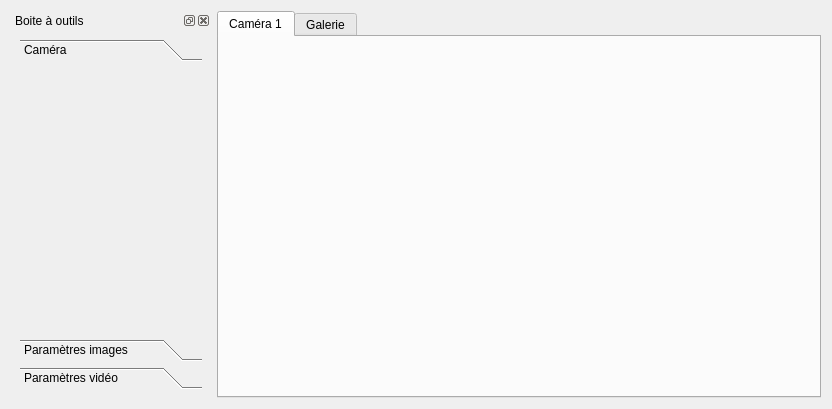
Old version of the form vizualizator/vizualizatorwidget.ui in the repository jlfrucot/vizualizator.
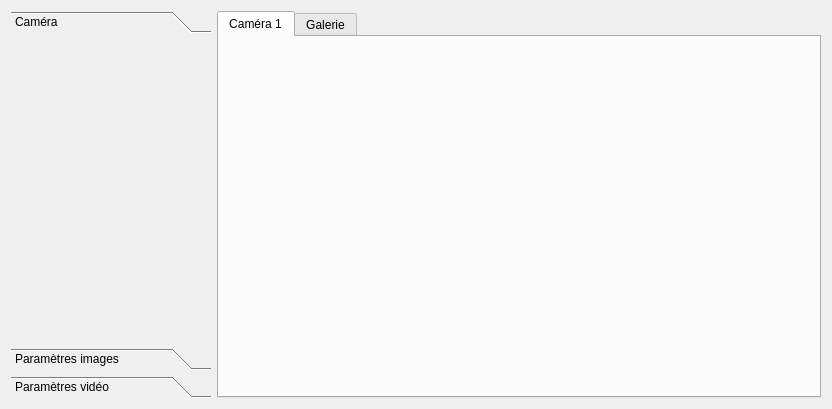
New version of the form. Custom widgets are drawn as their Qt base class.

Commit message: Mise en place des slots

```diff
--- a/vizualizator/vizualizatorwidget.ui
+++ b/vizualizator/vizualizatorwidget.ui
@@ -17,32 +17,13 @@
    <item>
     <layout class="QHBoxLayout" name="horizontalLayout">
      <item>
-      <widget class="QDockWidget" name="dwToolPanel">
-       <property name="minimumSize">
-        <size>
-         <width>200</width>
-         <height>209</height>
-        </size>
-       </property>
-       <property name="maximumSize">
-        <size>
-         <width>200</width>
-         <height>524287</height>
-        </size>
-       </property>
-       <property name="features">
-        <set>QDockWidget::AllDockWidgetFeatures</set>
-       </property>
-       <property name="allowedAreas">
-        <set>Qt::LeftDockWidgetArea|Qt::RightDockWidgetArea</set>
-       </property>
-       <property name="windowTitle">
-        <string>Boite à outils</string>
-       </property>
-       <widget class="QWidget" name="dockWidgetContents">
-        <layout class="QVBoxLayout" name="verticalLayout_2">
-         <item>
           <widget class="QToolBox" name="tbToolPanel">
+       <property name="minimumSize">
+        <size>
+         <width>200</width>
+         <height>0</height>
+        </size>
+       </property>
            <property name="maximumSize">
             <size>
              <width>200</width>
@@ -57,8 +38,8 @@
              <rect>
               <x>0</x>
               <y>0</y>
-              <width>182</width>
-              <height>253</height>
+          <width>200</width>
+          <height>296</height>
              </rect>
             </property>
             <attribute name="label">
@@ -90,10 +71,6 @@
             <attribute name="label">
              <string>Paramètres vidéo</string>
             </attribute>
-           </widget>
-          </widget>
-         </item>
-        </layout>
        </widget>
       </widget>
      </item>
```
Left out of the diff: 8 changed lines with no effect on the pictures. Lines whose indentation alone changed are shown as unchanged. The commit also changes 2 other files.
